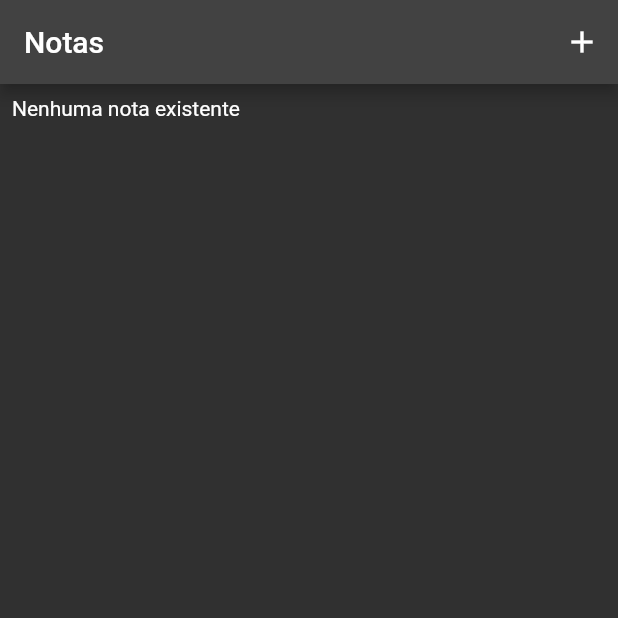
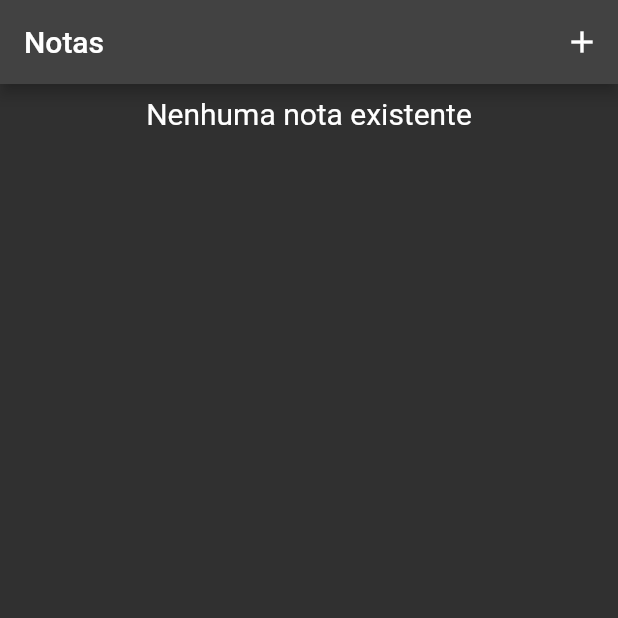
Before and after one commit to marcos2872/todo_list_flutter, a Flutter app: the screen it shows after launch, on a phone screen of 412 x 824 dp, the top half of it. Run offline on Flutter 3.47's test engine with Material 2 defaults, Android fonts, the phone set to English and light mode, and no system bars; missing offline and left inert: datepicker_dropdown.

```diff
--- a/lib/app/controllers/view_form_controller.dart
+++ b/lib/app/controllers/view_form_controller.dart
@@ -14,7 +14,7 @@ class ViewFormController extends ChangeNotifier {
     var newTodo = [];
     todo.forEach((e) {
       if (e['id'] == id) {
-        return newTodo.add({...e, 'verified': !e['verified']});
+        return newTodo.add({...e, 'verified': true});
       }
       return newTodo.add(e);
     });
--- a/lib/app/views/home_view.dart
+++ b/lib/app/views/home_view.dart
@@ -27,19 +27,33 @@ class HomeView extends StatelessWidget {
                     : ViewFormController.instance.todo.length,
                 itemBuilder: (context, index) {
                   return ViewFormController.instance.todo.isEmpty
-                      ? const Text('Nenhuma nota existente')
+                      ? const Center(
+                          child: Text(
+                          'Nenhuma nota existente',
+                          style: TextStyle(fontSize: 20),
+                        ))
                       : Row(children: [
                           Expanded(
                             flex: 5,
-                            child: Text(ViewFormController.instance.todo[index]
-                                ['title'] as String),
+                            child: Column(
+                              crossAxisAlignment: CrossAxisAlignment.start,
+                              children: [
+                                Text(ViewFormController
+                                    .instance.todo[index]['title']
+                                    .toString()),
+                                Text(ViewFormController
+                                    .instance.todo[index]['date']
+                                    .toString())
+                              ],
+                            ),
                           ),
                           Expanded(
                               flex: 1,
                               child: IconButton(
                                 onPressed: () {
                                   ViewFormController.instance.changeVerified(
-                                      ViewFormController.instance.todo[index]['id']);
+                                      ViewFormController.instance.todo[index]
+                                          ['id']);
                                 },
                                 icon: Icon(
                                   Icons.verified,
--- a/pubspec.yaml
+++ b/pubspec.yaml
@@ -30,6 +30,7 @@ environment:
 dependencies:
   flutter:
     sdk: flutter
+  datepicker_dropdown: ^0.0.7+4
 
 
   # The following adds the Cupertino Icons font to your application.
```
Also changed, not shown: lib/app/views/form_view.dart (+25 -14 lines), pubspec.lock.
